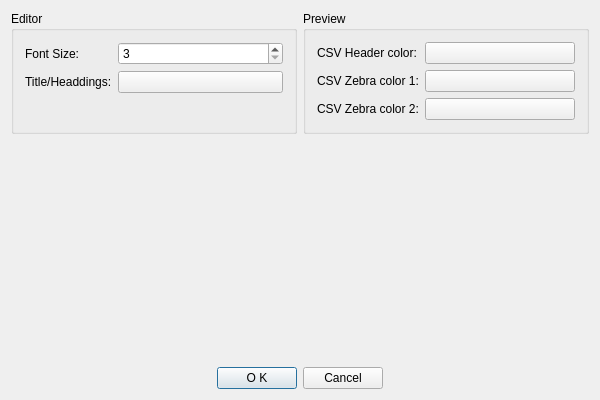
Old version of the form viMarkdown/viMarkdown/SettingsDialog.ui in the repository shigmas/viMarkdown.
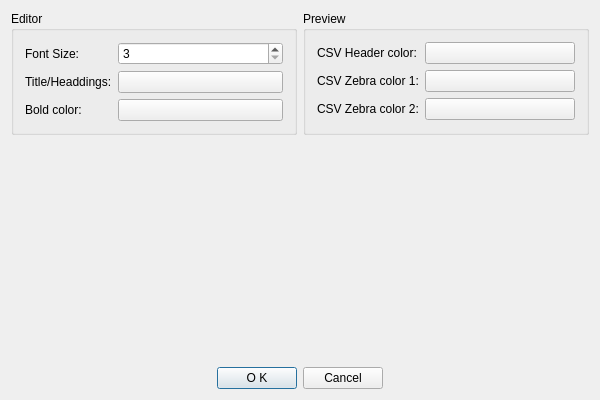
New version of the form.

```diff
--- a/viMarkdown/viMarkdown/SettingsDialog.ui
+++ b/viMarkdown/viMarkdown/SettingsDialog.ui
@@ -58,6 +58,20 @@
             </property>
            </widget>
           </item>
+          <item row="2" column="0">
+           <widget class="QLabel" name="label_6">
+            <property name="text">
+             <string>Bold color:</string>
+            </property>
+           </widget>
+          </item>
+          <item row="2" column="1">
+           <widget class="QPushButton" name="boldColorPB">
+            <property name="text">
+             <string/>
+            </property>
+           </widget>
+          </item>
          </layout>
         </widget>
        </item>
```
